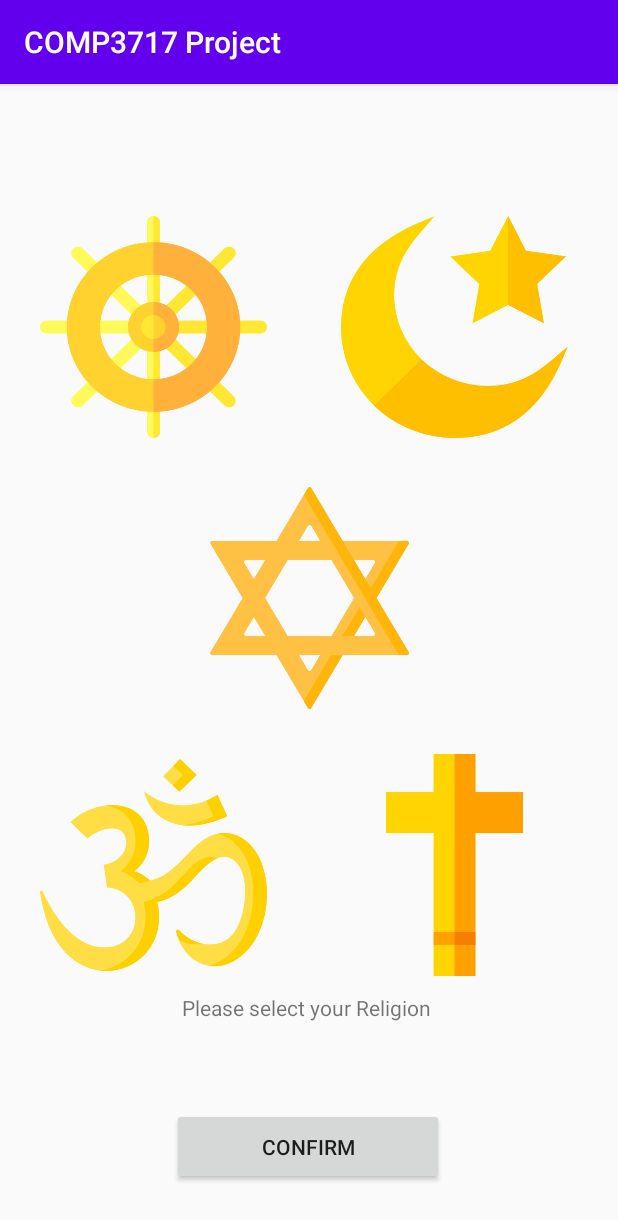
After one commit to herbertmaa/BlessUp, an Android app: the ReligionSelectionActivity screen opened directly, with no data from a screen before it, on a phone screen of 412 x 824 dp. The commit adds this screen. Shown: the top 1220 px of the screen. Run offline under Robolectric (Android 15) with nearby library versions, the phone set to English and light mode, and no system bars.

Commit message:
Images and Select Religion (#5)
Religion Selection Activity

Added PNGs
Added Buttons
Constraint Layouts

```diff
--- a/app/src/main/AndroidManifest.xml
+++ b/app/src/main/AndroidManifest.xml
@@ -6,16 +6,18 @@
 
     <application
         android:allowBackup="true"
+        android:icon="@mipmap/ic_launcher"
         android:label="@string/app_name"
         android:supportsRtl="true"
         android:theme="@style/AppTheme">
-        <activity android:name=".MainActivity" >
+        <activity android:name=".MainActivity">
             <intent-filter>
                 <action android:name="android.intent.action.MAIN" />
                 <category android:name="android.intent.category.LAUNCHER" />
             </intent-filter>
         </activity>
         <activity android:name=".LoginActivity" />
+        <activity android:name=".ReligionSelectionActivity"/>
 
         <meta-data
             android:name="com.facebook.sdk.ApplicationId"
--- a/app/src/main/java/com/bcit/comp3717project/LoginActivity.java
+++ b/app/src/main/java/com/bcit/comp3717project/LoginActivity.java
@@ -42,8 +42,6 @@ public class LoginActivity extends AppCompatActivity {
 
         Log.v(TAG, "Displaying main activity contents");
         setContentView(R.layout.activity_login);
-
-
     }
 
     @Override
--- a/app/src/main/java/com/bcit/comp3717project/MainActivity.java
+++ b/app/src/main/java/com/bcit/comp3717project/MainActivity.java
@@ -10,12 +10,9 @@ public class MainActivity extends AppCompatActivity {
 
     @Override
     protected void onCreate(Bundle savedInstanceState) {
-
         super.onCreate(savedInstanceState);
         setContentView(R.layout.activity_main);
-
     }
-
 
     public void onLoginClick(View view) {
         Intent i = new Intent(this, LoginActivity.class);
@@ -23,7 +20,7 @@ public class MainActivity extends AppCompatActivity {
     }
 
     public void onSelectReligionClick(View view) {
-        Intent i = new Intent(this, LoginActivity.class); //TODO
+        Intent i = new Intent(this, ReligionSelectionActivity.class);
         startActivity(i);
     }
 }
--- /dev/null
+++ b/app/src/main/java/com/bcit/comp3717project/ReligionSelectionActivity.java
@@ -0,0 +1,21 @@
+package com.bcit.comp3717project;
+
+
+import android.content.Intent;
+import android.os.Bundle;
+import android.view.View;
+
+import androidx.appcompat.app.AppCompatActivity;
+
+public class ReligionSelectionActivity extends AppCompatActivity {
+
+    protected void onCreate(Bundle savedInstanceState) {
+        super.onCreate(savedInstanceState);
+        setContentView(R.layout.activity_religion_selection);
+    }
+
+    public void onConfirmClick(View view) {
+        Intent i = new Intent(this, MainActivity.class);
+        startActivity(i);
+    }
+}
--- a/app/src/main/res/layout/activity_main.xml
+++ b/app/src/main/res/layout/activity_main.xml
@@ -3,20 +3,20 @@
     android:layout_width="match_parent"
     android:layout_height="match_parent"
     android:orientation="vertical">
+
     <Button
         android:id="@+id/LoginButton"
         android:layout_width="match_parent"
         android:layout_height="wrap_content"
         android:text="Check out the login page here!"
-        android:onClick="onLoginClick"/>
+        android:onClick="onLoginClick" />
 
     <Button
         android:id="@+id/SelectReligionButton"
         android:layout_width="match_parent"
         android:layout_height="wrap_content"
         android:text="Choose your religion!"
-        android:onClick="onSelectReligionClick"
-        />
+        android:onClick="onSelectReligionClick" />
 
     <Button
         android:id="@+id/button7"
--- /dev/null
+++ b/app/src/main/res/layout/activity_religion_selection.xml
@@ -0,0 +1,100 @@
+<?xml version="1.0" encoding="utf-8"?>
+<androidx.constraintlayout.widget.ConstraintLayout
+    xmlns:android="http://schemas.android.com/apk/res/android"
+    xmlns:app="http://schemas.android.com/apk/res-auto"
+    xmlns:tools="http://schemas.android.com/tools"
+    android:layout_width="match_parent"
+    android:layout_height="match_parent"
+    tools:context=".ReligionSelectionActivity">
+
+    <Button
+        android:id="@+id/btnBuddhism"
+        android:layout_width="151dp"
+        android:layout_height="148dp"
+        android:background="@drawable/buddhism"
+        android:text=""
+        app:layout_constraintBottom_toBottomOf="parent"
+        app:layout_constraintEnd_toEndOf="parent"
+        app:layout_constraintHorizontal_bias="0.103"
+        app:layout_constraintStart_toStartOf="parent"
+        app:layout_constraintTop_toTopOf="parent"
+        app:layout_constraintVertical_bias="0.142" />
+
+    <Button
+        android:id="@+id/btnChristianity"
+        android:layout_width="151dp"
+        android:layout_height="148dp"
+        android:background="@drawable/christianity"
+        android:text=""
+        app:layout_constraintBottom_toBottomOf="parent"
+        app:layout_constraintEnd_toEndOf="parent"
+        app:layout_constraintHorizontal_bias="0.873"
+        app:layout_constraintStart_toStartOf="parent"
+        app:layout_constraintTop_toTopOf="parent"
+        app:layout_constraintVertical_bias="0.72" />
+
+    <Button
+        android:id="@+id/btnIslam"
+        android:layout_width="151dp"
+        android:layout_height="148dp"
+        android:background="@drawable/islam"
+        android:text=""
+        app:layout_constraintBottom_toBottomOf="parent"
+        app:layout_constraintEnd_toEndOf="parent"
+        app:layout_constraintHorizontal_bias="0.873"
+        app:layout_constraintStart_toStartOf="parent"
+        app:layout_constraintTop_toTopOf="parent"
+        app:layout_constraintVertical_bias="0.142" />
+
+    <Button
+        android:id="@+id/btnHinduism"
+        android:layout_width="151dp"
+        android:layout_height="148dp"
+        android:background="@drawable/hinduism"
+        android:text=""
+        app:layout_constraintBottom_toBottomOf="parent"
+        app:layout_constraintEnd_toEndOf="parent"
+        app:layout_constraintHorizontal_bias="0.103"
+        app:layout_constraintStart_toStartOf="parent"
+        app:layout_constraintTop_toTopOf="parent"
+        app:layout_constraintVertical_bias="0.72" />
+
+    <Button
+        android:id="@+id/btnJudaism"
+        android:layout_width="151dp"
+        android:layout_height="148dp"
+        android:background="@drawable/judaism"
+        android:text=""
+        app:layout_constraintBottom_toBottomOf="parent"
+        app:layout_constraintEnd_toEndOf="parent"
+        app:layout_constraintStart_toStartOf="parent"
+        app:layout_constraintTop_toTopOf="parent"
+        app:layout_constraintVertical_bias="0.433" />
+
+    <TextView
+        android:id="@+id/textView"
+        android:layout_width="168dp"
+        android:layout_height="36dp"
+        android:capitalize="characters"
+        android:text="@string/selectReligion"
+        app:layout_constraintBottom_toBottomOf="parent"
+        app:layout_constraintEnd_toEndOf="parent"
+        app:layout_constraintHorizontal_bias="0.497"
+        app:layout_constraintStart_toStartOf="parent"
+        app:layout_constraintTop_toTopOf="parent"
+        app:layout_constraintVertical_bias="0.828" />
+
+    <Button
+        android:id="@+id/confirm"
+        android:layout_width="181dp"
+        android:layout_height="51dp"
+        android:text="@string/confirm"
+        android:onClick="onConfirmClick"
+        app:layout_constraintBottom_toBottomOf="parent"
+        app:layout_constraintEnd_toEndOf="parent"
+        app:layout_constraintHorizontal_bias="0.498"
+        app:layout_constraintStart_toStartOf="parent"
+        app:layout_constraintTop_toTopOf="parent"
+        app:layout_constraintVertical_bias="0.953" />
+
+</androidx.constraintlayout.widget.ConstraintLayout>
--- a/app/src/main/res/values/strings.xml
+++ b/app/src/main/res/values/strings.xml
@@ -1,5 +1,7 @@
 <resources>
     <string name="app_name">COMP3717 Project</string>
+    <string name="selectReligion">Please select your Religion</string>
+    <string name="confirm">CONFIRM</string>
     <string name="title_activity_login">LoginActivity</string>
     <string name="prompt_email">Email</string>
     <string name="prompt_password">Password</string>
```
Also changed, not shown: app/src/main/res/drawable/buddhism.png (added), app/src/main/res/drawable/christianity.png (added), app/src/main/res/drawable/hinduism.png (added), app/src/main/res/drawable/islam.png (added), app/src/main/res/drawable/judaism.png (added), app/src/main/res/drawable/yinyang.png (added), 1 other file.
